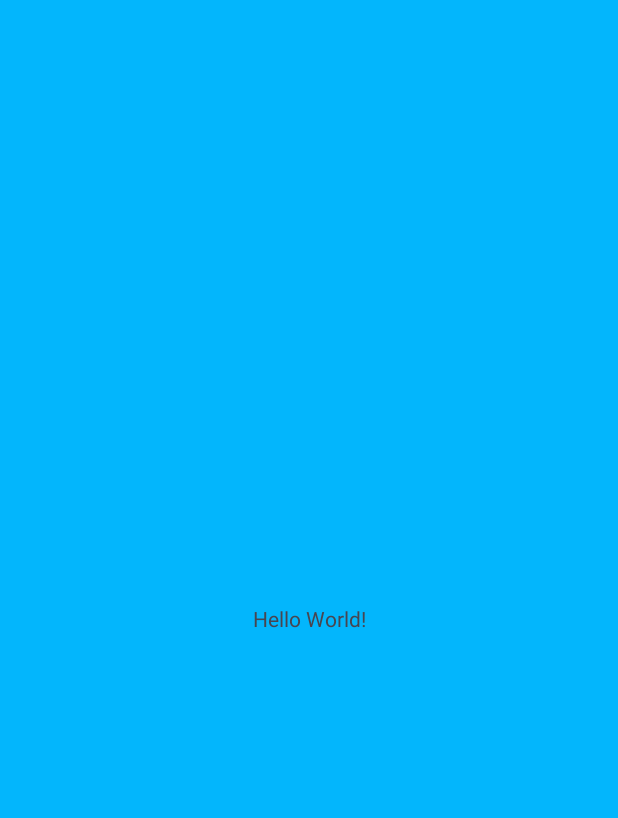
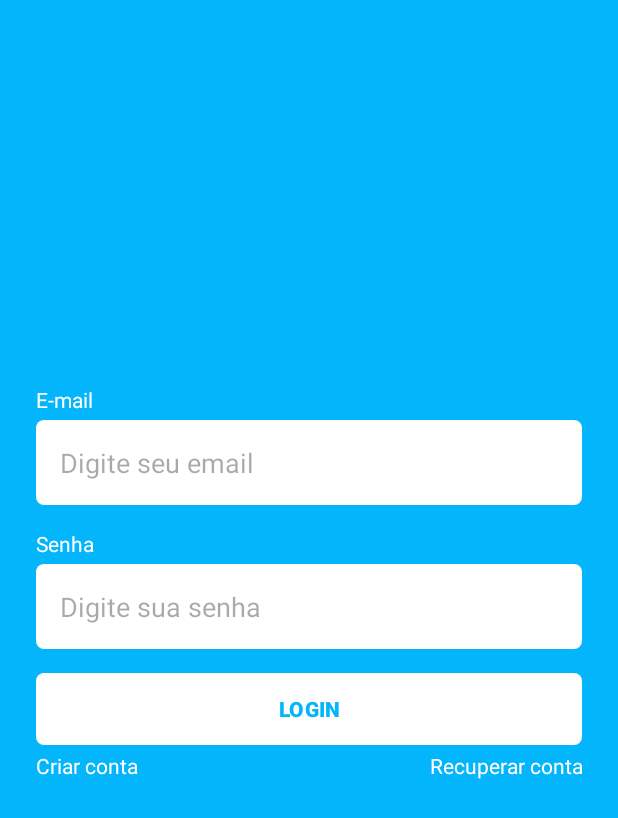
Before and after one commit to JVGS1111/todo_android_kotlin, an Android app: the screen it shows after launch (MainActivity), on a phone screen of 412 x 824 dp. Before the commit the part shown is almost empty. Shown: the top 818 px of the screen. Run offline under Robolectric (Android 15) with nearby library versions, the phone set to English and light mode, and no system bars.

Commit message:
add telas login

```diff
--- a/app/build.gradle.kts
+++ b/app/build.gradle.kts
@@ -45,6 +45,12 @@ dependencies {
     implementation(libs.material)
     implementation(libs.androidx.activity)
     implementation(libs.androidx.constraintlayout)
+
+    //navigation
+    implementation(libs.androidx.navigation.fragment.ktx)
+    implementation(libs.androidx.navigation.ui.ktx)
+
+    //test
     testImplementation(libs.junit)
     androidTestImplementation(libs.androidx.junit)
     androidTestImplementation(libs.androidx.espresso.core)
--- a/app/src/main/java/com/guerber/taskapp/ui/SplashFragment.kt
+++ b/app/src/main/java/com/guerber/taskapp/ui/SplashFragment.kt
@@ -1,10 +1,13 @@
 package com.guerber.taskapp.ui
 
 import android.os.Bundle
+import android.os.Handler
+import android.os.Looper
 import androidx.fragment.app.Fragment
 import android.view.LayoutInflater
 import android.view.View
 import android.view.ViewGroup
+import androidx.navigation.fragment.findNavController
 import com.guerber.taskapp.R
 import com.guerber.taskapp.databinding.FragmentSplashBinding
 
@@ -24,6 +27,15 @@ class SplashFragment : Fragment() {
         return binding.root
     }
 
+    override fun onViewCreated(view: View, savedInstanceState: Bundle?) {
+        super.onViewCreated(view, savedInstanceState)
+        Handler(Looper.getMainLooper()).postDelayed(this::checkAuth, 3000)
+    }
+
+    private fun checkAuth(){
+        findNavController().navigate(R.id.action_splashFragment_to_authentication)
+    }
+
     override fun onDestroyView() {
         super.onDestroyView()
         _binding = null
--- a/app/src/main/java/com/guerber/taskapp/ui/auth/LoginFragment.kt
+++ b/app/src/main/java/com/guerber/taskapp/ui/auth/LoginFragment.kt
@@ -5,8 +5,9 @@ import androidx.fragment.app.Fragment
 import android.view.LayoutInflater
 import android.view.View
 import android.view.ViewGroup
+import androidx.navigation.fragment.findNavController
 import com.guerber.taskapp.databinding.FragmentLoginBinding
-
+import com.guerber.taskapp.R
 
 class LoginFragment : Fragment() {
 
@@ -23,6 +24,22 @@ class LoginFragment : Fragment() {
         return binding.root
     }
 
+
+    override fun onViewCreated(view: View, savedInstanceState: Bundle?) {
+        super.onViewCreated(view, savedInstanceState)
+
+        this.initListeners()
+    }
+
+    private fun initListeners(){
+        binding.btnRegister.setOnClickListener{
+            findNavController().navigate(R.id.action_loginFragment_to_registerFragment)
+        }
+        binding.btnRecovery.setOnClickListener{
+            findNavController().navigate(R.id.action_loginFragment_to_recoveryAccountFragment)
+        }
+    }
+
     override fun onDestroyView() {
         super.onDestroyView()
         _binding = null
--- a/app/src/main/res/layout/activity_main.xml
+++ b/app/src/main/res/layout/activity_main.xml
@@ -1,19 +1,23 @@
 <?xml version="1.0" encoding="utf-8"?>
 <androidx.constraintlayout.widget.ConstraintLayout xmlns:android="http://schemas.android.com/apk/res/android"
+
+    xmlns:tools="http://schemas.android.com/tools"
     xmlns:app="http://schemas.android.com/apk/res-auto"
-    xmlns:tools="http://schemas.android.com/tools"
     android:id="@+id/main"
     android:layout_width="match_parent"
     android:layout_height="match_parent"
     tools:context=".MainActivity">
 
-    <TextView
-        android:layout_width="wrap_content"
-        android:layout_height="wrap_content"
-        android:text="Hello World!"
+    <androidx.fragment.app.FragmentContainerView
+        android:id="@+id/nav_host_fragment"
+        android:name="androidx.navigation.fragment.NavHostFragment"
+        android:layout_width="0dp"
+        android:layout_height="0dp"
+        app:defaultNavHost="true"
         app:layout_constraintBottom_toBottomOf="parent"
         app:layout_constraintEnd_toEndOf="parent"
         app:layout_constraintStart_toStartOf="parent"
-        app:layout_constraintTop_toTopOf="parent" />
+        app:layout_constraintTop_toTopOf="parent"
+        app:navGraph="@navigation/main_graph"></androidx.fragment.app.FragmentContainerView>
 
 </androidx.constraintlayout.widget.ConstraintLayout>
--- a/app/src/main/res/layout/fragment_login.xml
+++ b/app/src/main/res/layout/fragment_login.xml
@@ -73,9 +73,11 @@
                 android:layout_width="match_parent"
                 android:layout_height="wrap_content"
                 android:textColor="@color/white"
+                android:id="@+id/btnRegister"
                 android:text="Criar conta" />
             <TextView
                 android:textAlignment="textEnd"
+                android:id="@+id/btnRecovery"
                 android:layout_weight="1"
                 android:layout_width="match_parent"
                 android:layout_height="wrap_content"
@@ -83,6 +85,7 @@
                 android:text="Recuperar conta" />
         </LinearLayout>
         <ProgressBar
+            android:visibility="invisible"
             android:layout_width="wrap_content"
             android:layout_height="wrap_content"
             android:indeterminateTint="@color/white"
--- /dev/null
+++ b/app/src/main/res/navigation/main_graph.xml
@@ -0,0 +1,42 @@
+<?xml version="1.0" encoding="utf-8"?>
+<navigation xmlns:android="http://schemas.android.com/apk/res/android"
+    xmlns:app="http://schemas.android.com/apk/res-auto"
+    xmlns:tools="http://schemas.android.com/tools"
+    android:id="@+id/main_graph"
+    app:startDestination="@id/splashFragment">
+
+    <fragment
+        android:id="@+id/splashFragment"
+        android:name="com.guerber.taskapp.ui.SplashFragment"
+        android:label="fragment_splash"
+        tools:layout="@layout/fragment_splash" >
+        <action
+            android:id="@+id/action_splashFragment_to_authentication"
+            app:destination="@id/authentication" />
+    </fragment>
+    <navigation android:id="@+id/authentication"
+        app:startDestination="@id/loginFragment">
+        <fragment
+            android:id="@+id/recoveryAccountFragment"
+            android:name="com.guerber.taskapp.ui.auth.RecoveryAccountFragment"
+            android:label="fragment_recovery_account"
+            tools:layout="@layout/fragment_recovery_account" />
+        <fragment
+            android:id="@+id/registerFragment"
+            android:name="com.guerber.taskapp.ui.auth.RegisterFragment"
+            android:label="fragment_register"
+            tools:layout="@layout/fragment_register" />
+        <fragment
+            android:id="@+id/loginFragment"
+            android:name="com.guerber.taskapp.ui.auth.LoginFragment"
+            android:label="fragment_login"
+            tools:layout="@layout/fragment_login">
+            <action
+                android:id="@+id/action_loginFragment_to_registerFragment"
+                app:destination="@id/registerFragment" />
+            <action
+                android:id="@+id/action_loginFragment_to_recoveryAccountFragment"
+                app:destination="@id/recoveryAccountFragment" />
+        </fragment>
+    </navigation>
+</navigation>
--- a/app/src/main/res/values/themes.xml
+++ b/app/src/main/res/values/themes.xml
@@ -4,6 +4,7 @@
         <!-- Customize your light theme here. -->
         <!-- <item name="colorPrimary">@color/my_light_primary</item> -->
         <item name="android:windowBackground" >@color/color_default</item>
+        <item name="colorPrimaryVariant">@color/color_default</item>
     </style>
 
     <style name="Theme.TaskApp" parent="Base.Theme.TaskApp" />
--- a/gradle/libs.versions.toml
+++ b/gradle/libs.versions.toml
@@ -9,6 +9,8 @@ appcompat = "1.7.0"
 material = "1.12.0"
 activity = "1.8.0"
 constraintlayout = "2.1.4"
+navigationFragmentKtx = "2.8.0"
+navigationUiKtx = "2.8.0"
 
 [libraries]
 androidx-core-ktx = { group = "androidx.core", name = "core-ktx", version.ref = "coreKtx" }
@@ -19,6 +21,8 @@ androidx-appcompat = { group = "androidx.appcompat", name = "appcompat", version
 material = { group = "com.google.android.material", name = "material", version.ref = "material" }
 androidx-activity = { group = "androidx.activity", name = "activity", version.ref = "activity" }
 androidx-constraintlayout = { group = "androidx.constraintlayout", name = "constraintlayout", version.ref = "constraintlayout" }
+androidx-navigation-fragment-ktx = { group = "androidx.navigation", name = "navigation-fragment-ktx", version.ref = "navigationFragmentKtx" }
+androidx-navigation-ui-ktx = { group = "androidx.navigation", name = "navigation-ui-ktx", version.ref = "navigationUiKtx" }
 
 [plugins]
 androidApplication = { id = "com.android.application", version.ref = "agp" }
```
Also changed, not shown: app/src/main/java/com/guerber/taskapp/ui/auth/RecoveryAccountFragment.kt (added, +35 -0 lines), app/src/main/java/com/guerber/taskapp/ui/auth/RegisterFragment.kt (added, +33 -0 lines), app/src/main/res/layout/fragment_recovery_account.xml (added, +79 -0 lines), app/src/main/res/layout/fragment_register.xml (added, +108 -0 lines).
